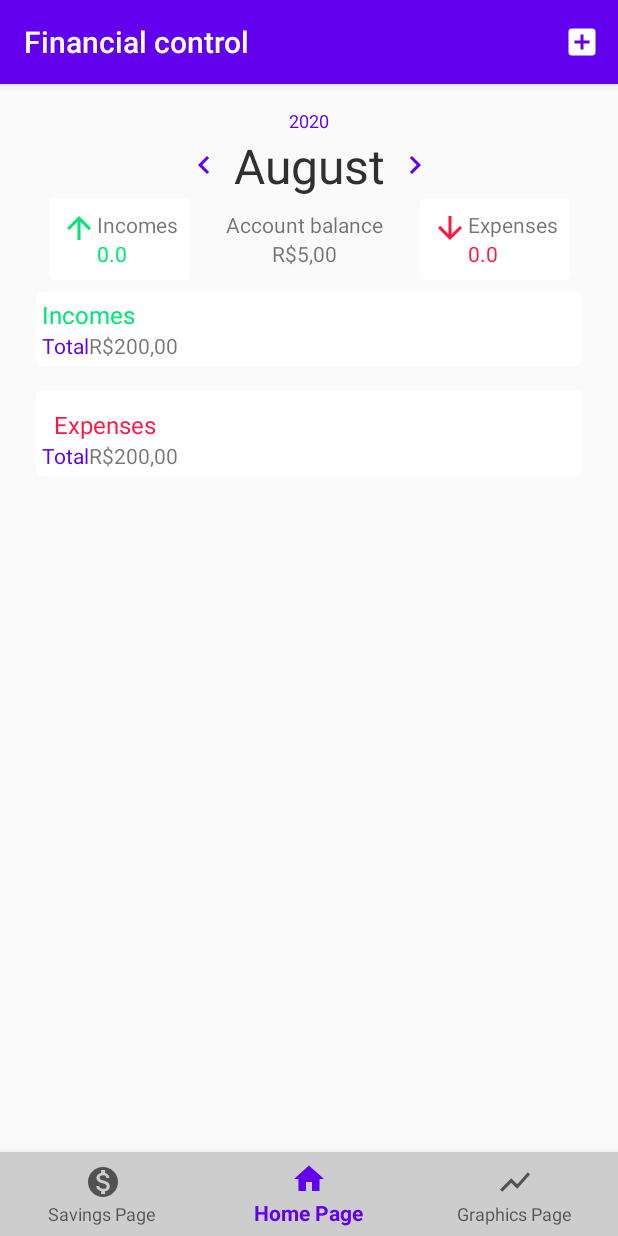
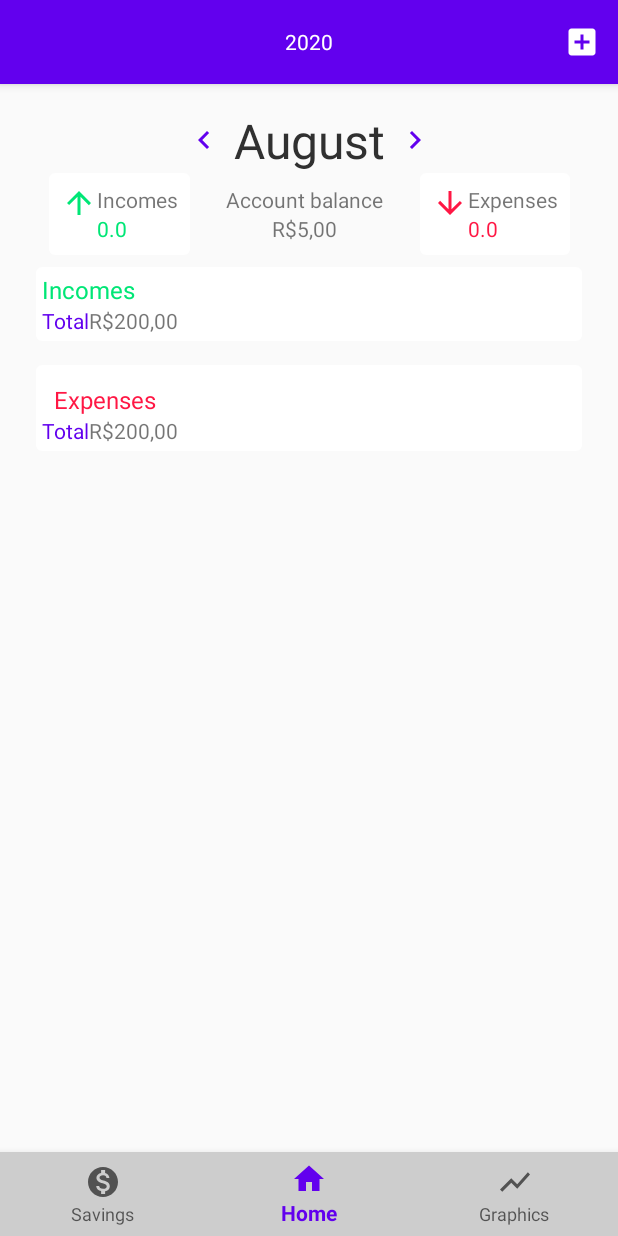
Before and after one commit to PedroPSar/Financial_Control, an Android app: the screen it shows after launch (MainActivity), on a phone screen of 412 x 824 dp. Run offline under Robolectric (Android 15) with nearby library versions, the phone set to English and light mode, and no system bars; our stand-ins replace Room's generated code, navigation-ui.

Commit message:
Commit 31/08/2020

```diff
--- /dev/null
+++ b/app/src/main/java/com/development/pega/financialcontrol/listener/MainListener.kt
@@ -0,0 +1,6 @@
+package com.development.pega.financialcontrol.listener
+
+interface MainListener {
+
+    fun onSetYear(year: String)
+}
--- a/app/src/main/java/com/development/pega/financialcontrol/model/Expense.kt
+++ b/app/src/main/java/com/development/pega/financialcontrol/model/Expense.kt
@@ -27,6 +27,9 @@ class Expense {
     @ColumnInfo(name = "value")
     var value = 0.0f
 
+    @ColumnInfo(name = "name")
+    var name = ""
+
     @ColumnInfo(name = "description")
     var description = ""
 
--- a/app/src/main/java/com/development/pega/financialcontrol/model/Income.kt
+++ b/app/src/main/java/com/development/pega/financialcontrol/model/Income.kt
@@ -23,6 +23,9 @@ class Income() {
     @ColumnInfo(name = "value")
     var value = 0.0f
 
+    @ColumnInfo(name = "name")
+    var name = ""
+
     @ColumnInfo(name = "description")
     var description = ""
 
--- a/app/src/main/java/com/development/pega/financialcontrol/viewholder/IncomesViewHolder.kt
+++ b/app/src/main/java/com/development/pega/financialcontrol/viewholder/IncomesViewHolder.kt
@@ -11,12 +11,10 @@ class IncomesViewHolder(itemView: View): RecyclerView.ViewHolder(itemView) {
     fun bind(income: Income) {
         val txtDate = "${income.day}/${income.month}/${income.year}"
         val txtValue = income.value
-        val txtRecurrence = income.recurrence
-        val txtDescription = income.description
+        val txtName = income.name
 
+        itemView.findViewById<TextView>(R.id.tv_txt_name).text = txtName
         itemView.findViewById<TextView>(R.id.tv_txt_date).text = txtDate
         itemView.findViewById<TextView>(R.id.tv_txt_value).text = txtValue.toString()
-        itemView.findViewById<TextView>(R.id.tv_txt_recurrence).text = txtRecurrence.toString()
-        itemView.findViewById<TextView>(R.id.tv_txt_description).text = txtDescription
     }
 }
--- a/app/src/main/java/com/development/pega/financialcontrol/viewmodels/HomeViewModel.kt
+++ b/app/src/main/java/com/development/pega/financialcontrol/viewmodels/HomeViewModel.kt
@@ -41,13 +41,6 @@ class HomeViewModel(application: Application) : AndroidViewModel(application) {
         mMonth.value = months[month]
     }
 
-    fun setYear() {
-        val c = Calendar.getInstance()
-        val year = c.get(Calendar.YEAR)
-
-        mYear.value = year
-    }
-
     fun setIncomesOfMonth() {
         val incomesList = incomeRepository.getIncomesFromMonth(selectedMonth)
         mIncomes.value = sumIncomes(incomesList)
--- a/app/src/main/java/com/development/pega/financialcontrol/views/AddExpenseActivity.kt
+++ b/app/src/main/java/com/development/pega/financialcontrol/views/AddExpenseActivity.kt
@@ -63,6 +63,7 @@ class AddExpenseActivity : AppCompatActivity(), View.OnClickListener, AdapterVie
             expense.month = month
             expense.year = year
             expense.value = edit_expense_value.text.toString().toFloat()
+            expense.name = edit_expense_name.text.toString()
             expense.description = edit_expense_description.text.toString()
             expense.recurrence = recurrenceOptions
 
--- a/app/src/main/java/com/development/pega/financialcontrol/views/AddIncomeActivity.kt
+++ b/app/src/main/java/com/development/pega/financialcontrol/views/AddIncomeActivity.kt
@@ -50,6 +50,7 @@ class AddIncomeActivity : AppCompatActivity(), View.OnClickListener, AdapterView
             val month = calendar.get(Calendar.MONTH) + 1
             val year = calendar.get(Calendar.YEAR)
             val mIncome = Income()
+            mIncome.name = edit_income_name.text.toString()
             mIncome.description = edit_income_description.text.toString()
             mIncome.value = edit_income_value.text.toString().toFloat()
             mIncome.day = day
--- a/app/src/main/java/com/development/pega/financialcontrol/views/HomeFragment.kt
+++ b/app/src/main/java/com/development/pega/financialcontrol/views/HomeFragment.kt
@@ -12,9 +12,10 @@ import androidx.recyclerview.widget.LinearLayoutManager
 import androidx.recyclerview.widget.RecyclerView
 import com.development.pega.financialcontrol.R
 import com.development.pega.financialcontrol.adapter.IncomesRecyclerViewAdapter
+import com.development.pega.financialcontrol.listener.MainListener
 import com.development.pega.financialcontrol.viewmodels.HomeViewModel
 
-class HomeFragment : Fragment() {
+class HomeFragment() : Fragment() {
 
     companion object {
         fun newInstance() = HomeFragment()
@@ -27,6 +28,7 @@ class HomeFragment : Fragment() {
     private lateinit var tvYear: TextView
     private lateinit var tvIncomes: TextView
     private lateinit var tvExpenses: TextView
+    private lateinit var mMainListener: MainListener
 
     private val mIncomesAdapter: IncomesRecyclerViewAdapter = IncomesRecyclerViewAdapter()
 
@@ -42,7 +44,6 @@ class HomeFragment : Fragment() {
         mViewModelFactory = ViewModelProvider.AndroidViewModelFactory(application)
         viewModel = ViewModelProvider(this).get(HomeViewModel::class.java)
         tvLblMonth = root.findViewById(R.id.lbl_month_name)
-        tvYear = root.findViewById(R.id.tv_year)
         tvIncomes = root.findViewById(R.id.txt_incomes)
         tvExpenses = root.findViewById(R.id.txt_expenses)
 
@@ -53,7 +54,6 @@ class HomeFragment : Fragment() {
     override fun onResume() {
         super.onResume()
         viewModel.setCurrentMonth()
-        viewModel.setYear()
         viewModel.setIncomesOfMonth()
         viewModel.setExpensesOfmMonth()
         viewModel.setIncomesInRecyclerView()
@@ -62,10 +62,6 @@ class HomeFragment : Fragment() {
     private fun observer() {
         viewModel.month.observe(viewLifecycleOwner, Observer {
             tvLblMonth.text = it
-        })
-
-        viewModel.year.observe(viewLifecycleOwner, Observer {
-            tvYear.text = it.toString()
         })
 
         viewModel.incomes.observe(viewLifecycleOwner, Observer {
@@ -91,4 +87,8 @@ class HomeFragment : Fragment() {
         incomesRV.adapter = mIncomesAdapter
     }
 
+    fun attachListener(mainListener: MainListener) {
+        mMainListener = mainListener
+    }
+
 }
--- a/app/src/main/java/com/development/pega/financialcontrol/views/MainActivity.kt
+++ b/app/src/main/java/com/development/pega/financialcontrol/views/MainActivity.kt
@@ -5,13 +5,16 @@ import androidx.appcompat.app.AppCompatActivity
 import android.os.Bundle
 import android.view.Menu
 import android.view.MenuItem
+import android.widget.TextView
 import androidx.appcompat.widget.PopupMenu
 import androidx.appcompat.widget.Toolbar
 import androidx.navigation.NavController
 import androidx.navigation.findNavController
 import androidx.navigation.ui.setupWithNavController
 import com.development.pega.financialcontrol.R
+import com.development.pega.financialcontrol.listener.MainListener
 import com.google.android.material.bottomnavigation.BottomNavigationView
+import java.util.*
 
 class MainActivity : AppCompatActivity(), BottomNavigationView.OnNavigationItemSelectedListener,
         PopupMenu.OnMenuItemClickListener{
@@ -19,20 +22,31 @@ class MainActivity : AppCompatActivity(), BottomNavigationView.OnNavigationItemS
     private lateinit var navController: NavController
     private lateinit var bottomNavigationView: BottomNavigationView
     private lateinit var popupMenu: PopupMenu
+    private lateinit var tvYear: TextView
+    private lateinit var toolbar: Toolbar
+    private lateinit var mMainListener: MainListener
 
     override fun onCreate(savedInstanceState: Bundle?) {
         super.onCreate(savedInstanceState)
         setContentView(R.layout.activity_main)
 
-        val toolbar: Toolbar = findViewById(R.id.toolbar)
+        toolbar = findViewById(R.id.toolbar)
         setSupportActionBar(toolbar)
 
         //Initialize popup menu
         val button = toolbar.getChildAt(0)
         popupMenu = PopupMenu(this, button)
 
+        setCurrentYear()
         setNavController()
         setOnClicks()
+
+        mMainListener = object: MainListener {
+            override fun onSetYear(year: String) {
+                tvYear.text = year
+            }
+
+        }
     }
 
     override fun onCreateOptionsMenu(menu: Menu?): Boolean {
@@ -60,6 +74,7 @@ class MainActivity : AppCompatActivity(), BottomNavigationView.OnNavigationItemS
 
             R.id.nav_home -> {
                 val homeFragment = HomeFragment()
+                homeFragment.attachListener(mMainListener)
                 supportFragmentManager.beginTransaction().add(R.id.nav_host_fragment, homeFragment).commit()
             }
 
@@ -101,4 +116,12 @@ class MainActivity : AppCompatActivity(), BottomNavigationView.OnNavigationItemS
         popupMenu.show()
     }
 
+    private fun setCurrentYear() {
+        val c = Calendar.getInstance()
+        tvYear = toolbar.findViewById(R.id.tv_year)
+        tvYear.text = c.get(Calendar.YEAR).toString()
+
+        supportActionBar?.setDisplayShowTitleEnabled(false)
+    }
+
 }
--- a/app/src/main/res/layout/activity_main.xml
+++ b/app/src/main/res/layout/activity_main.xml
@@ -16,7 +16,17 @@
         app:layout_constraintStart_toStartOf="parent"
         app:layout_constraintTop_toTopOf="parent"
         app:titleTextColor="@color/title_action_bar_color"
-        app:popupTheme="@style/ThemeOverlay.AppCompat.Light" />
+        app:popupTheme="@style/ThemeOverlay.AppCompat.Light">
+
+        <TextView
+            android:id="@+id/tv_year"
+            android:text="2018"
+            android:layout_gravity="center"
+            android:textColor="@android:color/white"
+            android:layout_width="wrap_content"
+            android:layout_height="wrap_content"/>
+
+    </androidx.appcompat.widget.Toolbar>
 
     <fragment
         android:id="@+id/nav_host_fragment"
--- a/app/src/main/res/layout/home_fragment.xml
+++ b/app/src/main/res/layout/home_fragment.xml
@@ -7,24 +7,13 @@
     android:padding="16dp"
     tools:context=".views.HomeFragment">
 
-    <TextView
-        android:id="@+id/tv_year"
-        android:layout_width="wrap_content"
-        android:layout_height="wrap_content"
-        android:text="2020"
-        android:textSize="@dimen/home_year_tv_size"
-        android:textColor="@color/colorPrimary"
-        app:layout_constraintStart_toStartOf="parent"
-        app:layout_constraintEnd_toEndOf="parent"
-        app:layout_constraintTop_toTopOf="parent"/>
-
     <androidx.constraintlayout.widget.ConstraintLayout
         android:id="@+id/cl_months"
         android:layout_width="0dp"
         android:layout_height="wrap_content"
         app:layout_constraintEnd_toEndOf="parent"
         app:layout_constraintStart_toStartOf="parent"
-        app:layout_constraintTop_toBottomOf="@id/tv_year">
+        app:layout_constraintTop_toTopOf="parent">
 
         <LinearLayout
             android:id="@+id/ll_lbl_months"
--- a/app/src/main/res/values/strings.xml
+++ b/app/src/main/res/values/strings.xml
@@ -1,9 +1,9 @@
 <resources>
     <string name="app_name">Financial control</string>
     <string name="action_add_expense_revenue_title">Add</string>
-    <string name="savings_page_title">Savings Page</string>
-    <string name="home_page_title">Home Page</string>
-    <string name="graphics_page_title">Graphics Page</string>
+    <string name="savings_page_title">Savings</string>
+    <string name="home_page_title">Home</string>
+    <string name="graphics_page_title">Graphics</string>
     <string name="lbl_expense">Expenses</string>
     <string name="lbl_incomes">Incomes</string>
     <string name="lbl_account_balance">Account balance</string>
@@ -31,6 +31,7 @@
     <string name="btn_add_txt">Add</string>
     <string name="save_success_message">Saved successfully</string>
     <string name="save_failed_message">\"Save failed\" error</string>
+    <string name="lbl_name">Name</string>
 
     <string-array name="spinner_recurrence_options">
         <item>None</item>
```
Also changed, not shown: app/src/main/res/layout/activity_add_expense.xml (+20 -2 lines), app/src/main/res/layout/activity_add_income.xml (+20 -2 lines), app/src/main/res/layout/income_recycler_view_row.xml (+24 -45 lines).
